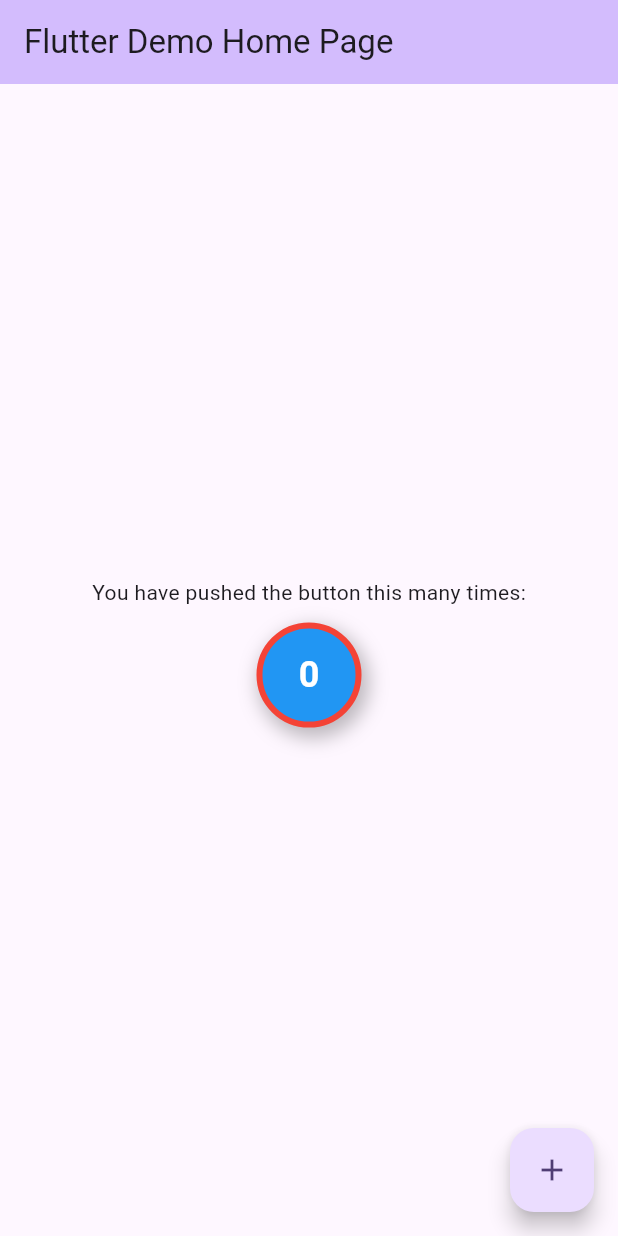
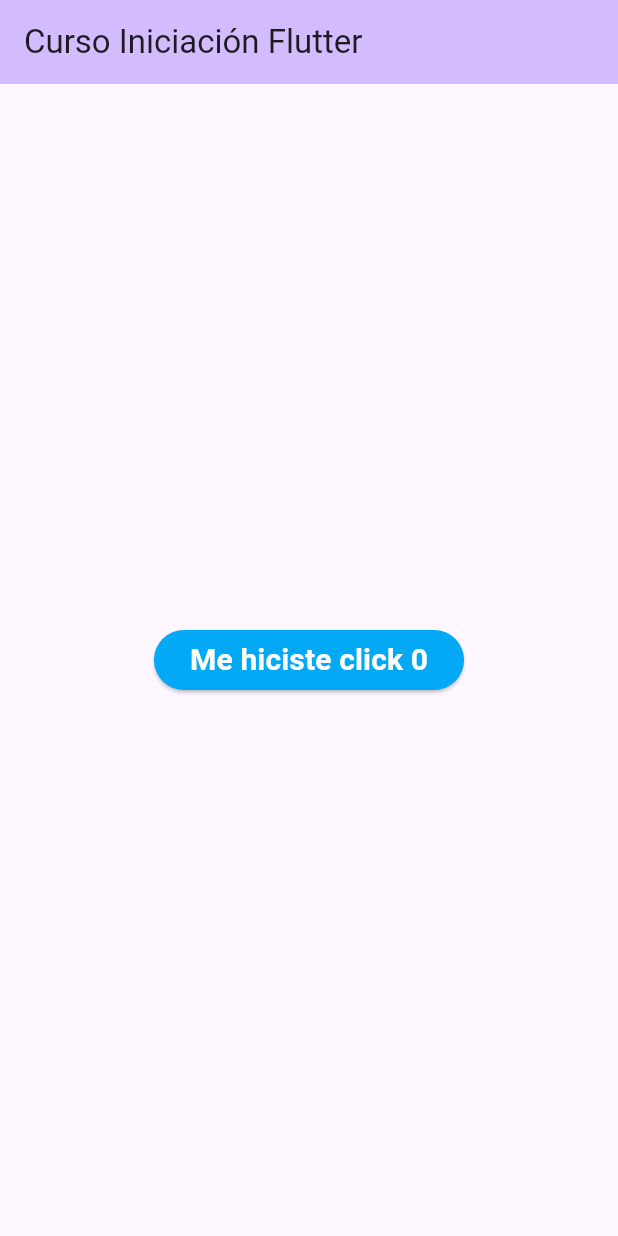
Before and after one commit to migalv/curso_iniciacion_flutter, a Flutter app: the screen it shows after launch, on a phone screen of 412 x 824 dp. Run offline on Flutter 3.47's test engine with Material 2 defaults, Android fonts, the phone set to English and light mode, and no system bars.

Commit message:
simple CounterButton ejemplo

```diff
--- /dev/null
+++ b/lib/counter_button.dart
@@ -0,0 +1,34 @@
+import 'package:flutter/material.dart';
+
+class CounterButton extends StatefulWidget {
+  const CounterButton({super.key});
+
+  @override
+  State<CounterButton> createState() => _CounterButtonState();
+}
+
+class _CounterButtonState extends State<CounterButton> {
+  int _counter = 0;
+
+  @override
+  Widget build(BuildContext context) {
+    return ElevatedButton(
+      style: ElevatedButton.styleFrom(
+        backgroundColor: Colors.lightBlue,
+      ),
+      onPressed: () {
+        setState(() {
+          _counter++;
+        });
+      },
+      child: Text(
+        "Me hiciste click $_counter",
+        style: const TextStyle(
+          fontWeight: FontWeight.bold,
+          color: Colors.white,
+          fontSize: 20,
+        ),
+      ),
+    );
+  }
+}
--- a/lib/main.dart
+++ b/lib/main.dart
@@ -1,4 +1,4 @@
-import 'package:curso_iniciacion_flutter/styled_counter.dart';
+import 'package:curso_iniciacion_flutter/counter_button.dart';
 import 'package:flutter/material.dart';
 
 void main() {
@@ -16,20 +16,15 @@
         colorScheme: ColorScheme.fromSeed(seedColor: Colors.deepPurple),
         useMaterial3: true,
       ),
-      home: MyHomePage(title: 'Flutter Demo Home Page'),
+      home: const MyHomePage(title: 'Curso Iniciación Flutter'),
     );
   }
 }
 
 class MyHomePage extends StatelessWidget {
   final String title;
-  int _counter = 0;
 
-  MyHomePage({super.key, required this.title});
-
-  void _incrementCounter() {
-    _counter = _counter + 1;
-  }
+  const MyHomePage({super.key, required this.title});
 
   @override
   Widget build(BuildContext context) {
@@ -38,29 +33,8 @@
         backgroundColor: Theme.of(context).colorScheme.inversePrimary,
         title: Text(title),
       ),
-      body: Center(
-        child: Column(
-          mainAxisAlignment: MainAxisAlignment.center,
-          children: <Widget>[
-            const Text(
-              'You have pushed the button this many times:',
-            ),
-            StyledCounter(
-              counter: _counter,
-              color: Colors.blue,
-              textStyle: const TextStyle(
-                color: Colors.white,
-                fontSize: 24,
-                fontWeight: FontWeight.bold,
-              ),
-            ),
-          ],
-        ),
-      ),
-      floatingActionButton: FloatingActionButton(
-        onPressed: _incrementCounter,
-        tooltip: 'Increment',
-        child: const Icon(Icons.add),
+      body: const Center(
+        child: CounterButton(),
       ),
     );
   }
```
